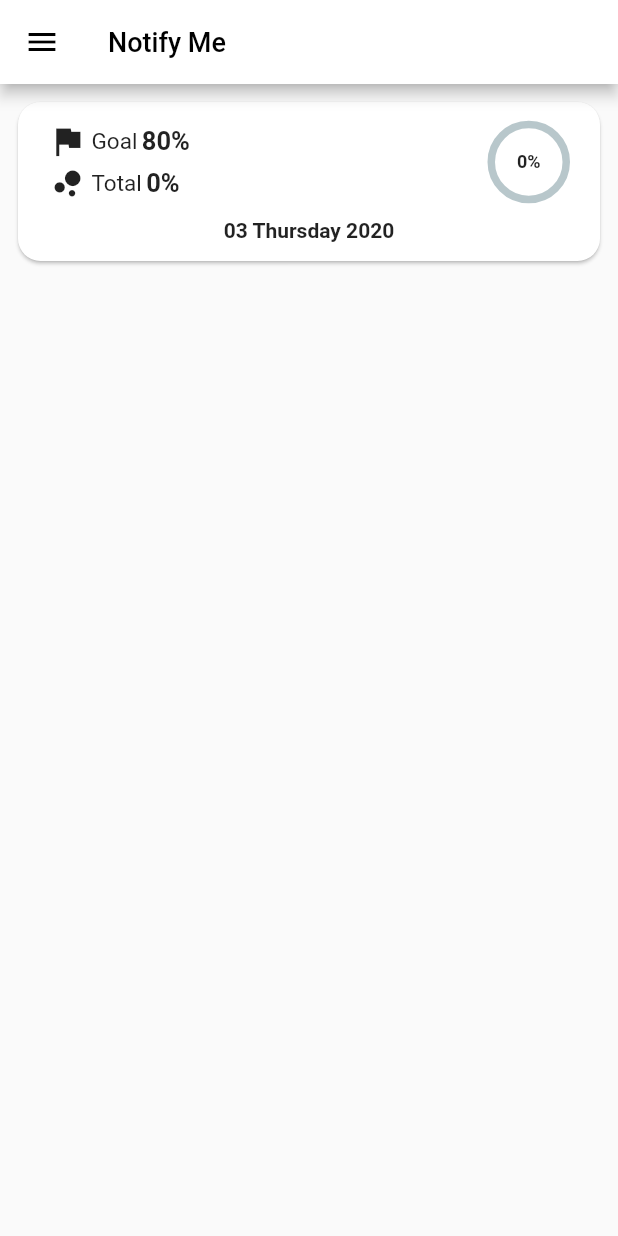
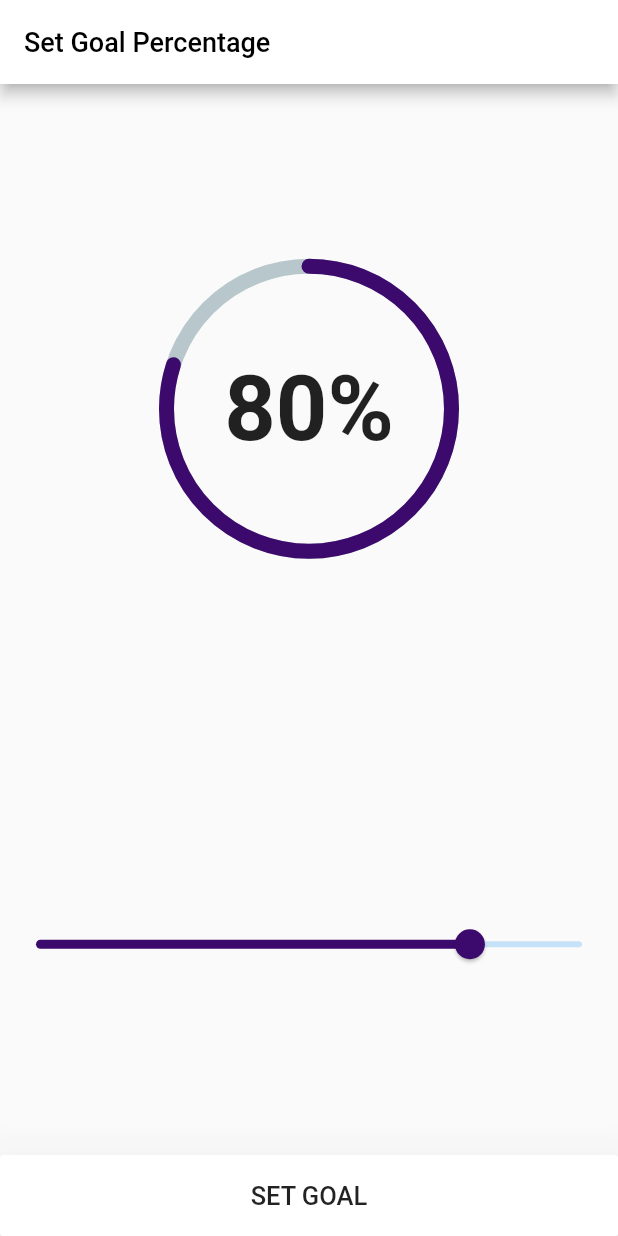
Before and after one commit to farhanmvr/Notify-Me, a Flutter app: the screen it shows after launch, on a phone screen of 412 x 824 dp. Run offline on Flutter 3.47's test engine with Material 2 defaults, Android fonts, the phone set to English and light mode, and no system bars; drawn by our look-alikes of percent_indicator; our stand-ins replace flutter_local_notifications, shared_preferences, sqflite; accounts and stored records are empty.

Commit message:
add settings ui elements

```diff
--- a/lib/main.dart
+++ b/lib/main.dart
@@ -1,11 +1,15 @@
 import 'package:flutter/material.dart';
 import 'package:flutter_local_notifications/flutter_local_notifications.dart';
 import 'package:provider/provider.dart';
+import 'package:shared_preferences/shared_preferences.dart';
 
 import './screens/home_screen.dart';
 import './screens/subjects_screen.dart';
 import './screens/time_table_screen.dart';
 import './screens/assignments_screen.dart';
+import './screens/settings_screen.dart';
+import './screens/appearance_screen.dart';
+import './screens/notification_screen.dart';
 import './providers/subject_list.dart';
 import './providers/day_subject_list.dart';
 import './providers/assignment_list.dart';
@@ -32,11 +36,15 @@ void main() async {
     }
   });
 
-  runApp(MyApp());
+  SharedPreferences pref = await SharedPreferences.getInstance();
+  bool isFirst = pref.getBool('isFirst') ?? true;
+
+  runApp(MyApp(isFirst));
 }
 
 class MyApp extends StatelessWidget {
-  // This widget is the root of your application.
+  final isFirst;
+  MyApp(this.isFirst);
   @override
   Widget build(BuildContext context) {
     return MultiProvider(
@@ -61,11 +69,14 @@ class MyApp extends StatelessWidget {
             ),
           ),
         ),
-        home: HomeScreen(),
+        home: HomeScreen(isFirst: isFirst),
         routes: {
           SubjectsScreen.routeName: (ctx) => SubjectsScreen(),
           TimeTableScreen.routeName: (ctx) => TimeTableScreen(),
           AssignmentsScreen.routeName: (ctx) => AssignmentsScreen(),
+          SettingsScreen.routeName: (ctx) => SettingsScreen(),
+          AppearenceScreen.routeName: (ctx) => AppearenceScreen(),
+          NotificationScreen.routeName: (ctx) => NotificationScreen(),
         },
       ),
     );
--- a/lib/providers/attendance.dart
+++ b/lib/providers/attendance.dart
@@ -2,7 +2,7 @@ import 'package:flutter/widgets.dart';
 import 'package:shared_preferences/shared_preferences.dart';
 
 class Attendance with ChangeNotifier {
-  int goal = 80;
+  int goal;
 
   // Get goal percentage
   int get goalPercent => goal;
@@ -10,7 +10,7 @@ class Attendance with ChangeNotifier {
   // Fetch goal percentage
   Future<void> fetchGoal() async {
     SharedPreferences prefs = await SharedPreferences.getInstance();
-    this.goal = prefs.getInt('goal') ?? 80;
+    this.goal = prefs.getInt('goal');
     notifyListeners();
   }
 
--- /dev/null
+++ b/lib/screens/goal_percent_screen.dart
@@ -0,0 +1,18 @@
+import 'package:flutter/material.dart';
+
+import '../widgets/settingsScreen/goalPercentScreen/body.dart';
+
+class GoalPercentScreen extends StatelessWidget {
+  static const routeName = '/goal-percent';
+  final isFirst;
+  GoalPercentScreen(this.isFirst);
+  @override
+  Widget build(BuildContext context) {
+    return Scaffold(
+      appBar: AppBar(
+        title: Text('Set Goal Percentage'),
+      ),
+      body: Body(isFirst),
+    );
+  }
+}
--- a/lib/screens/home_screen.dart
+++ b/lib/screens/home_screen.dart
@@ -8,9 +8,11 @@ import '../providers/subject_list.dart';
 import '../providers/day_subject_list.dart';
 import '../providers/assignment_list.dart';
 import '../providers/attendance.dart';
+import '../screens/goal_percent_screen.dart';
 
 class HomeScreen extends StatefulWidget {
-  const HomeScreen({Key key}) : super(key: key);
+  final bool isFirst;
+  const HomeScreen({Key key, this.isFirst}) : super(key: key);
 
   @override
   _HomeScreenState createState() => _HomeScreenState();
@@ -35,9 +37,15 @@ class _HomeScreenState extends State<HomeScreen> {
     super.didChangeDependencies();
   }
 
+  Widget setGoal() {
+    return GoalPercentScreen(widget.isFirst);
+  }
+
   @override
   Widget build(BuildContext context) {
-    return Scaffold(
+    return widget.isFirst
+        ? setGoal()
+        : Scaffold(
             appBar: AppBar(
               title: Text('Notify Me'),
             ),
--- a/lib/widgets/homeScreen/body.dart
+++ b/lib/widgets/homeScreen/body.dart
@@ -42,6 +42,7 @@ class Body extends StatelessWidget {
         itemBuilder: (context, index) => Column(
           children: [
             SubjectTile(subList[index]),
+            if(index==subList.length-1) SizedBox(height: 12),
           ],
         ),
       ),
--- /dev/null
+++ b/lib/widgets/settingsScreen/goalPercentScreen/body.dart
@@ -0,0 +1,91 @@
+import 'package:flutter/material.dart';
+import 'package:percent_indicator/circular_percent_indicator.dart';
+import 'package:provider/provider.dart';
+import 'package:shared_preferences/shared_preferences.dart';
+
+import '../../../providers/attendance.dart';
+import '../../../screens/home_screen.dart';
+
+class Body extends StatefulWidget {
+  final isFirst;
+  Body(this.isFirst);
+  @override
+  _BodyState createState() => _BodyState();
+}
+
+class _BodyState extends State<Body> {
+  double _goalPercent;
+  @override
+  void initState() {
+    if (widget.isFirst)
+      _goalPercent = 80;
+    else
+      _goalPercent = Provider.of<Attendance>(context, listen: false).goal * 1.0;
+    super.initState();
+  }
+
+  @override
+  Widget build(BuildContext context) {
+    final attendanceData = Provider.of<Attendance>(context, listen: false);
+    return Column(
+      crossAxisAlignment: CrossAxisAlignment.stretch,
+      mainAxisSize: MainAxisSize.max,
+      children: <Widget>[
+        Expanded(
+          child: Column(
+            mainAxisAlignment: MainAxisAlignment.spaceAround,
+            children: [
+              CircularPercentIndicator(
+                radius: 200,
+                percent: _goalPercent.round() / 100,
+                circularStrokeCap: CircularStrokeCap.round,
+                progressColor: Theme.of(context).primaryColor,
+                lineWidth: 10,
+                center: Text(
+                  '${_goalPercent.round()}%',
+                  style: TextStyle(
+                    fontSize: 60,
+                    fontWeight: FontWeight.bold,
+                  ),
+                ),
+              ),
+              Slider(
+                value: _goalPercent,
+                min: 1,
+                max: 100,
+                divisions: 99,
+                activeColor: Theme.of(context).primaryColor,
+                onChanged: (newValue) {
+                  setState(() {
+                    _goalPercent = newValue;
+                  });
+                },
+              ),
+            ],
+          ),
+        ),
+        RaisedButton(
+          onPressed: () async {
+            attendanceData.setGoal(_goalPercent.round());
+            if (widget.isFirst) {
+              SharedPreferences prefs = await SharedPreferences.getInstance();
+              prefs.setBool('isFirst', false);
+              Navigator.pushReplacement(
+                context,
+                MaterialPageRoute(builder: (BuildContext context) => HomeScreen(isFirst: false)),
+              );
+            } else
+              Navigator.of(context).pop();
+          },
+          elevation: 35,
+          color: Colors.white,
+          padding: const EdgeInsets.symmetric(vertical: 13, horizontal: 40),
+          child: Padding(
+            padding: const EdgeInsets.all(4.0),
+            child: Text('SET GOAL', style: TextStyle(fontSize: 17)),
+          ),
+        ),
+      ],
+    );
+  }
+}
--- a/pubspec.yaml
+++ b/pubspec.yaml
@@ -15,7 +15,7 @@ publish_to: 'none' # Remove this line if you wish to publish to pub.dev
 # In iOS, build-name is used as CFBundleShortVersionString while build-number used as CFBundleVersion.
 # Read more about iOS versioning at
 # https://developer.apple.com/library/archive/documentation/General/Reference/InfoPlistKeyReference/Articles/CoreFoundationKeys.html
-version: 1.0.0+1
+version: 1.0.1+2
 
 environment:
   sdk: ">=2.7.0 <3.0.0"
```
Also changed, not shown: lib/screens/appearance_screen.dart (added, +14 -0 lines), lib/screens/notification_screen.dart (added, +16 -0 lines), lib/screens/settings_screen.dart (added, +14 -0 lines), lib/widgets/homeScreen/main_drawer.dart (+29 -1 lines), lib/widgets/settingsScreen/appearanceScreen/body.dart (added, +80 -0 lines), lib/widgets/settingsScreen/appearanceScreen/theme_dialog.dart (added, +73 -0 lines), lib/widgets/settingsScreen/body.dart (added, +104 -0 lines), lib/widgets/settingsScreen/notificationScreen/body.dart (added, +156 -0 lines), lib/widgets/subjectsScreen/subject_tile.dart (+35 -1 lines), 1 other file. Lines whose indentation alone changed are shown as unchanged.
